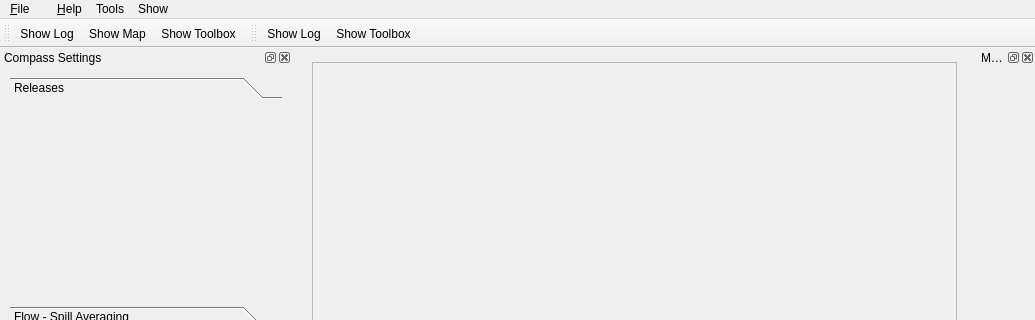
Old version of the form src/CompassGui.ui in the repository nschindler-noaa/compass-rewrite; both pictures show x 0 to 1035 and y 0 to 320 of the 1035 by 768 pixel window.
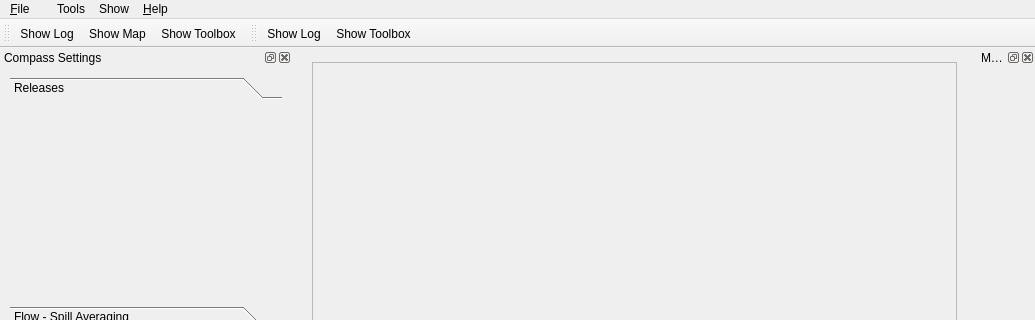
New version of the form. The open tabs and pages were chosen to show the change. Icons and pictures are not drawn.

```diff
--- a/src/CompassGui.ui
+++ b/src/CompassGui.ui
@@ -122,7 +122,7 @@
      <x>0</x>
      <y>0</y>
      <width>1035</width>
-     <height>26</height>
+     <height>31</height>
     </rect>
    </property>
    <widget class="QMenu" name="menu_File">
@@ -164,9 +164,9 @@
    </widget>
    <addaction name="menu_File"/>
    <addaction name="menu"/>
-   <addaction name="menu_Help"/>
    <addaction name="menuTools"/>
    <addaction name="menuShow"/>
+   <addaction name="menu_Help"/>
   </widget>
   <widget class="QToolBar" name="toolBar_io">
    <property name="windowTitle">
```
Left out of the diff: 41 changed lines with no effect on the pictures.
